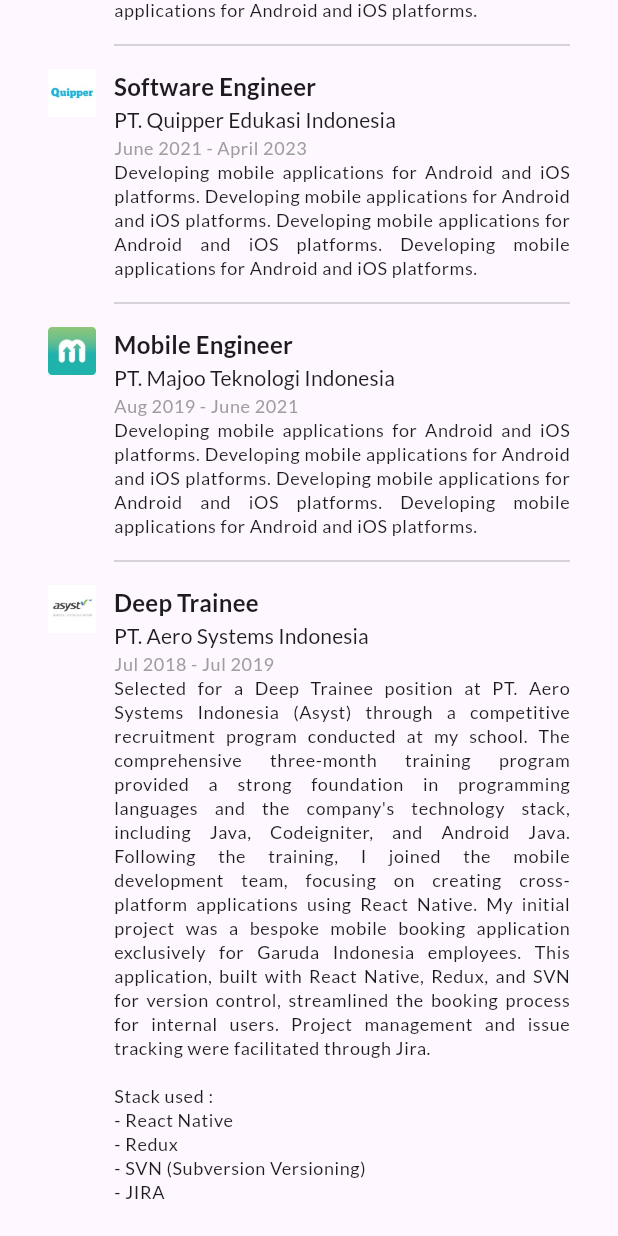
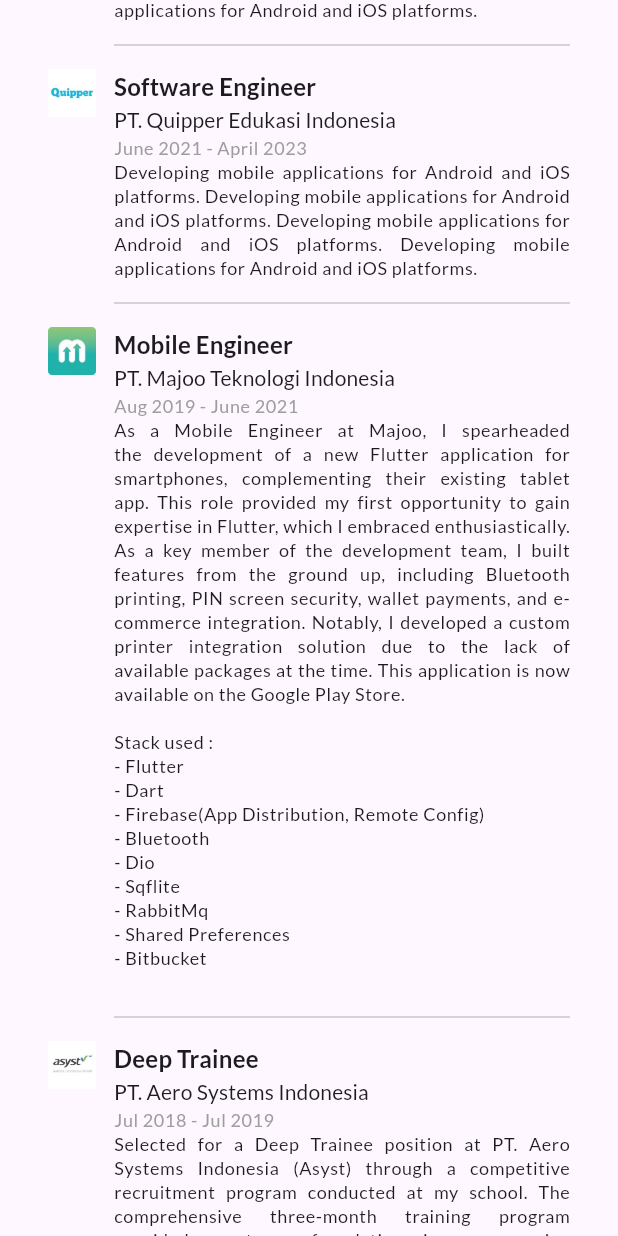
Before and after one commit to prasetya4di/my_cv, a Flutter app: the screen it shows after launch, scrolled down 576 dp, on a phone screen of 412 x 824 dp. Run offline on Flutter 3.47's test engine with Material 3 defaults, Android fonts, the light colour scheme and no system bars; our stand-ins replace google_fonts, simple_icons.

Commit message:
Add proper description for majoo work experience

```diff
--- a/lib/page/widgets/profile_work_experience.dart
+++ b/lib/page/widgets/profile_work_experience.dart
@@ -53,8 +53,9 @@
           company: "PT. Majoo Teknologi Indonesia",
           startYear: "Aug 2019",
           endYear: "June 2021",
-          description:
-          "Developing mobile applications for Android and iOS platforms. Developing mobile applications for Android and iOS platforms. Developing mobile applications for Android and iOS platforms. Developing mobile applications for Android and iOS platforms.",
+          description: """
+           As a Mobile Engineer at Majoo, I spearheaded the development of a new Flutter application for smartphones, complementing their existing tablet app. This role provided my first opportunity to gain expertise in Flutter, which I embraced enthusiastically. As a key member of the development team, I built features from the ground up, including Bluetooth printing, PIN screen security, wallet payments, and e-commerce integration. Notably, I developed a custom printer integration solution due to the lack of available packages at the time. This application is now available on the Google Play Store.\n\nStack used : \n- Flutter\n- Dart\n- Firebase(App Distribution, Remote Config)\n- Bluetooth\n- Dio\n- Sqflite\n- RabbitMq\n- Shared Preferences\n- Bitbucket
+          """,
         ),
         const ProfileWorkExperienceItem(
           asset: "assets/pt_aero_systems_indonesia_logo.jpeg",
```
